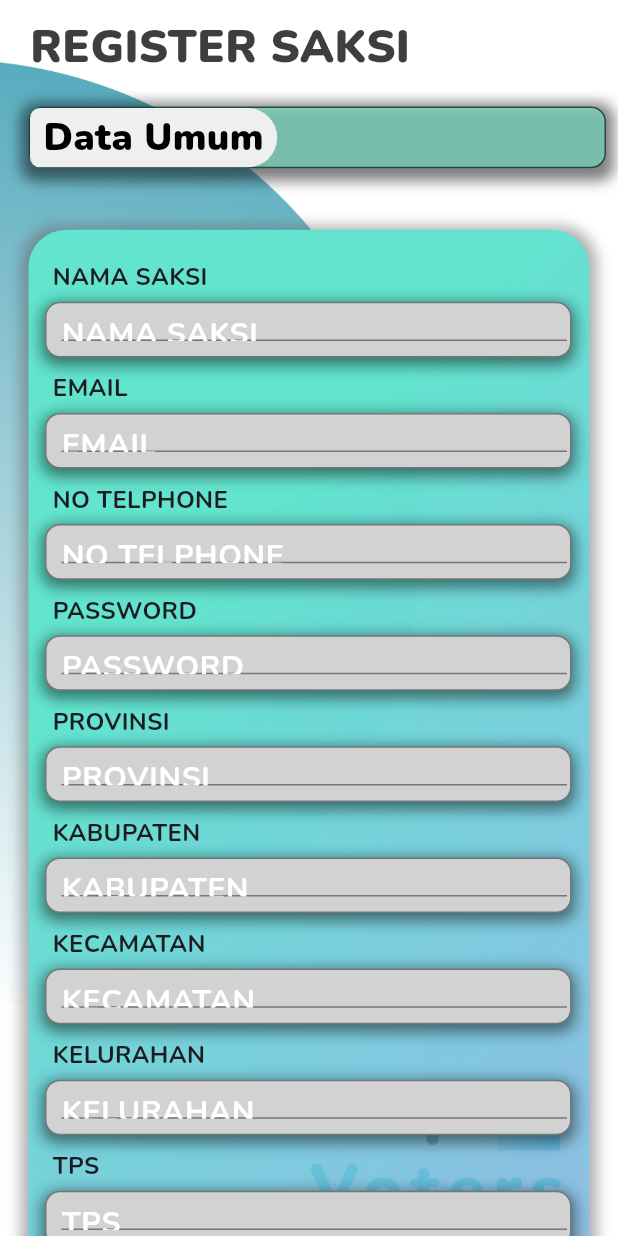
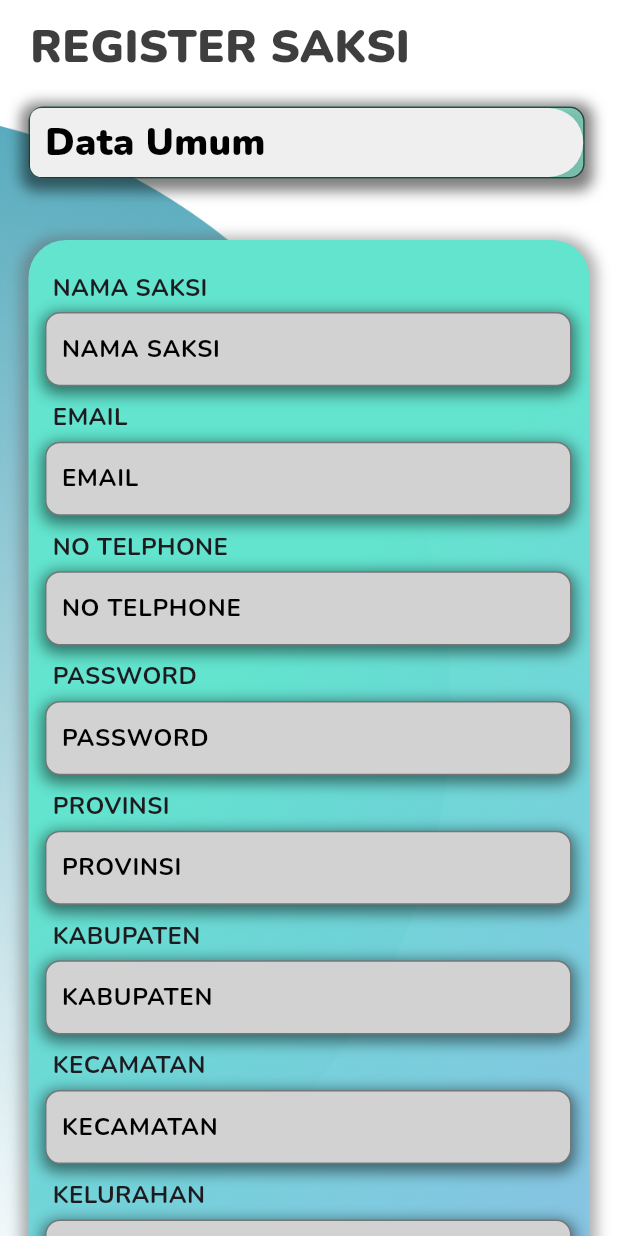
Before and after one commit to mikmself/mapvoters-apk, a Flutter app: the RegisterSaksi screen opened directly, on a phone screen of 412 x 824 dp. Run offline on Flutter 3.47's test engine with Material 3 defaults, Android fonts, the light colour scheme and no system bars; our stand-ins replace file_picker, google_fonts, sidebarx.

Commit message:
Feat: RegisterSaksi.dart

```diff
--- a/lib/page/RegisterSaksi.dart
+++ b/lib/page/RegisterSaksi.dart
@@ -9,8 +9,6 @@ class RegisterSaksi extends StatefulWidget {
 }
 
 class _RegisterSaksiState extends State<RegisterSaksi> {
-  @override
-  Widget build(BuildContext context) {
   TextEditingController namasaksicontroler = TextEditingController();
   TextEditingController emailcontoroler = TextEditingController();
   TextEditingController nohpcontroler = TextEditingController();
@@ -20,11 +18,15 @@ class _RegisterSaksiState extends State<RegisterSaksi> {
   TextEditingController keccontroler = TextEditingController();
   TextEditingController kelcontroler = TextEditingController();
   TextEditingController tpscontroler = TextEditingController();
-    final screenWidth = MediaQuery.of(context).size.height;
+
+  @override
+  Widget build(BuildContext context) {
+    final screenWidth = MediaQuery.of(context).size.width;
     final screenHeight = MediaQuery.of(context).size.height;
 
     return Scaffold(
-      body: Container(
+      body: SingleChildScrollView(
+        child: Container(
           decoration: BoxDecoration(
             image: DecorationImage(
               image: AssetImage('assets/gambar/a.jpg'),
@@ -50,7 +52,6 @@ class _RegisterSaksiState extends State<RegisterSaksi> {
                 padding: const EdgeInsets.all(8.0),
                 child: Container(
                   width: screenWidth * 0.9,
-                height: screenHeight * 0.05,
                   margin: EdgeInsets.fromLTRB(11, 10, 0, 0),
                   decoration: BoxDecoration(
                       color: Color.fromARGB(123, 113, 255, 220),
@@ -65,14 +66,8 @@ class _RegisterSaksiState extends State<RegisterSaksi> {
                           offset: Offset(0, 3),
                         )
                       ]),
-                child: Column(
-                  crossAxisAlignment: CrossAxisAlignment.start,
-                  children: [
-                    Container(
-                      // padding: EdgeInsets.fromLTRB(0, 1, 0, 1),
-
-                      width: screenWidth * 0.2,
-                      height: screenHeight * 0.048,
+                  child: Container(
+                    padding: EdgeInsets.symmetric(vertical: 5, horizontal: 10),
                     decoration: BoxDecoration(
                       color: Color.fromARGB(255, 239, 239, 239),
                       borderRadius: BorderRadius.only(
@@ -82,10 +77,7 @@ class _RegisterSaksiState extends State<RegisterSaksi> {
                         bottomLeft: Radius.circular(10),
                       ),
                     ),
-                      child: Column(
-                        mainAxisAlignment: MainAxisAlignment.center,
-                        children: [
-                          Text(
+                    child: Text(
                       'Data Umum',
                       style: TextStyle(
                         fontFamily: 'Nunito',
@@ -94,10 +86,6 @@ class _RegisterSaksiState extends State<RegisterSaksi> {
                         fontWeight: FontWeight.w900,
                       ),
                     ),
-                        ],
-                      ),
-                    ),
-                  ],
                   ),
                 ),
               ),
@@ -159,8 +147,8 @@ class _RegisterSaksiState extends State<RegisterSaksi> {
                           borderRadius: BorderRadius.circular(10),
                         ),
                         padding:
-                          EdgeInsets.symmetric(horizontal: 20, vertical: 10),
-                      backgroundColor: Color.fromARGB(255, 108, 255, 240),
+                            EdgeInsets.symmetric(horizontal: 15, vertical: 7.5),
+                        backgroundColor: Color.fromARGB(255, 5, 143, 129),
                         shadowColor: Colors.white,
                         elevation: 5,
                         minimumSize: Size(150, 60),
@@ -172,11 +160,12 @@ class _RegisterSaksiState extends State<RegisterSaksi> {
             ],
           ),
         ),
+      ),
     );
   }
 
-  Widget _buildInfoContainer(String text, TextEditingController) {
-    final screenWidth = MediaQuery.of(context).size.height;
+  Widget _buildInfoContainer(String text, TextEditingController controller) {
+    final screenWidth = MediaQuery.of(context).size.width;
     final screenHeight = MediaQuery.of(context).size.height;
     return Column(
       crossAxisAlignment: CrossAxisAlignment.start,
@@ -195,9 +184,9 @@ class _RegisterSaksiState extends State<RegisterSaksi> {
         SizedBox(height: 5), // Spacer
         Container(
           width: screenWidth * 0.9,
-          height: screenHeight * 0.045,
+          height: screenHeight * 0.06,
           margin: EdgeInsets.fromLTRB(0, 0, 1, 9),
-          padding: EdgeInsets.fromLTRB(10, 10, 2, 10),
+          padding: EdgeInsets.fromLTRB(10, 0, 10, 0),
           decoration: BoxDecoration(
             color: Color.fromARGB(255, 210, 210, 210),
             border: Border.all(
@@ -214,13 +203,14 @@ class _RegisterSaksiState extends State<RegisterSaksi> {
             ],
           ),
           child: TextField(
-            controller: TextEditingController,
+            controller: controller,
             decoration: InputDecoration(
+              border: InputBorder.none,
               labelText: text,
               labelStyle: TextStyle(
                 fontFamily: 'Nunito',
-                fontSize: 20,
-                color: Color.fromARGB(255, 255, 255, 255),
+                fontSize: 16,
+                color: Colors.black,
                 fontWeight: FontWeight.w700,
               ),
             ),
```
Lines whose indentation alone changed are shown as unchanged.
